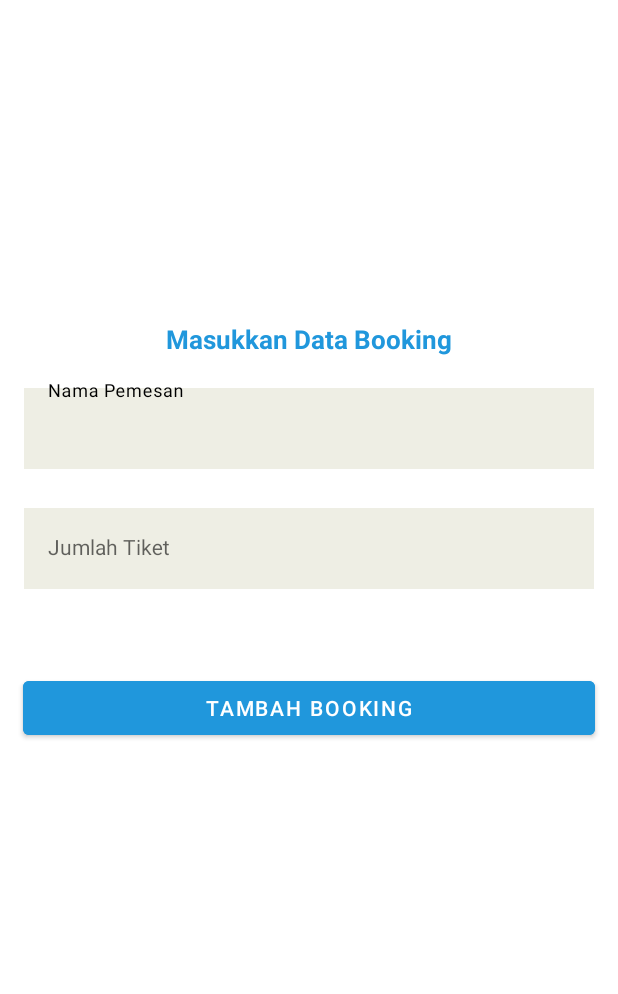
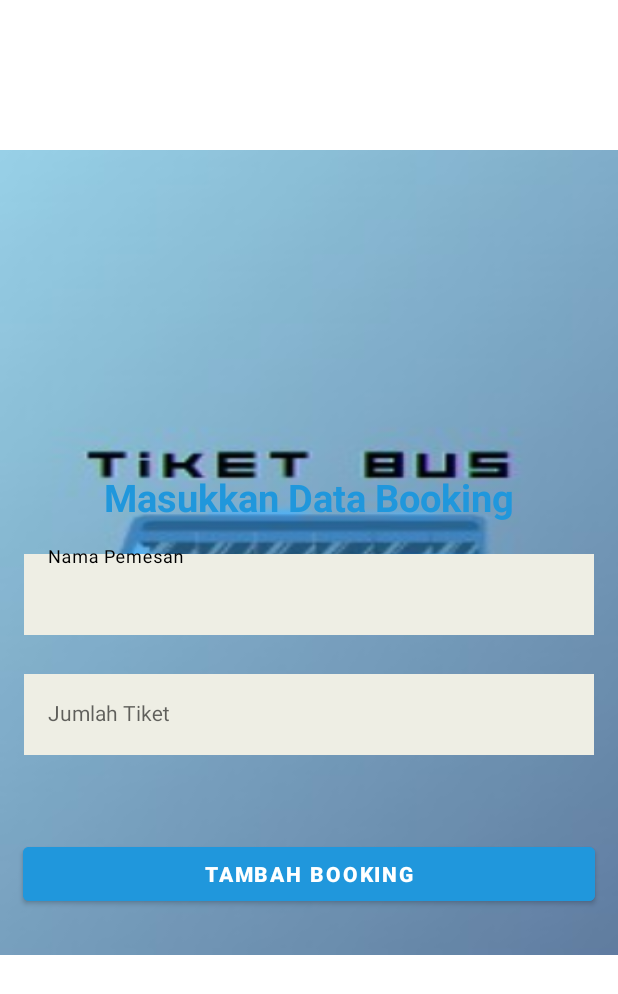
Before and after one commit to bintangfjulio/ayo_naik_bus, an Android app: the AddBookingActivity screen opened directly, with no data from a screen before it, on a phone screen of 412 x 824 dp. Shown: the top 994 px of the screen. Run offline under Robolectric (Android 15) with nearby library versions, the phone set to English and light mode, and no system bars; our stand-ins replace Firebase (no records; nobody signed in at launch, a user with empty details on screens opened directly).

Commit message:
penambahan ket

```diff
--- a/app/src/main/java/com/pnj/bus_ticket_booking/pemesan/CatalogAdapter.kt
+++ b/app/src/main/java/com/pnj/bus_ticket_booking/pemesan/CatalogAdapter.kt
@@ -17,9 +17,11 @@ import java.io.File
 
 class CatalogAdapter (private val catalogList: ArrayList<Catalog>) :
 RecyclerView.Adapter<CatalogAdapter.CatalogViewHolder>() {
+    //inisiasi variabel
     private lateinit var activity: AppCompatActivity
 
     class CatalogViewHolder(itemView: View) : RecyclerView.ViewHolder(itemView) {
+        //referensi elemen yang terdaoat pada layout ticket list laout
         val nama_bus: TextView = itemView.findViewById(R.id.TVLNamaBus)
         val harga: TextView = itemView.findViewById(R.id.TVLHarga)
         val tujuan: TextView = itemView.findViewById(R.id.TVLTujuan)
@@ -29,11 +31,14 @@ RecyclerView.Adapter<CatalogAdapter.CatalogViewHolder>() {
 
     override fun onCreateViewHolder(parent: ViewGroup, viewType: Int): CatalogViewHolder {
         val itemView = LayoutInflater.from(parent.context)
+                //nflate layout item tiket (ticket_list_layout)
             .inflate(R.layout.ticket_list_layout, parent, false)
+        //kembalikan
         return CatalogViewHolder(itemView)
     }
 
     override fun onBindViewHolder(holder: CatalogViewHolder, position: Int) {
+        //mengambil data dari catalog List
         val catalog: Catalog = catalogList[position]
         holder.nama_bus.text = "Bus: " + catalog.nama_bus
         holder.harga.text = "Harga: " +catalog.harga
--- a/app/src/main/res/layout/activity_add_booking.xml
+++ b/app/src/main/res/layout/activity_add_booking.xml
@@ -10,8 +10,18 @@
     <LinearLayout
         android:layout_width="match_parent"
         android:layout_height="wrap_content"
+        android:orientation="horizontal"
+        android:layout_marginTop="100dp"
+        android:background="@drawable/tiketbus"
+        >
+
+    <LinearLayout
+        android:layout_width="match_parent"
+        android:layout_height="wrap_content"
         android:orientation="vertical"
-        android:layout_marginTop="200dp">
+        android:layout_marginTop="200dp"
+
+        >
 
         <TextView
             android:layout_width="match_parent"
@@ -20,7 +30,7 @@
             android:gravity="center"
             android:text="Masukkan Data Booking"
             android:textColor="@color/blue"
-            android:textSize="17dp"
+            android:textSize="25dp"
             android:textStyle="bold" />
 
         <com.google.android.material.textfield.TextInputLayout
@@ -79,9 +89,11 @@
             android:layout_marginHorizontal="15dp"
             android:backgroundTint="@color/blue"
             android:text="Tambah Booking"
+            android:textStyle="bold"
             android:layout_marginBottom="30dp"
             android:textColor="#fff" />
 
     </LinearLayout>
+    </LinearLayout>
 
 </ScrollView>
--- a/app/src/main/res/layout/activity_booking.xml
+++ b/app/src/main/res/layout/activity_booking.xml
@@ -10,7 +10,8 @@
     <LinearLayout
         android:layout_width="match_parent"
         android:layout_height="match_parent"
-        android:orientation="vertical">
+        android:orientation="vertical"
+        android:background="@drawable/background_bus">
 
         <androidx.recyclerview.widget.RecyclerView
             android:id="@+id/booking_list_view"
@@ -18,7 +19,8 @@
             android:paddingTop="10dp"
             android:layout_width="match_parent"
             android:layout_height="match_parent"
-            tools:listitem="@layout/booking_list_layout" />
+            tools:listitem="@layout/booking_list_layout"
+           />
 
     </LinearLayout>
 
```
Also changed, not shown: app/src/main/java/com/pnj/bus_ticket_booking/pemesan/AddBookingActivity.kt (+8 -1 lines), app/src/main/java/com/pnj/bus_ticket_booking/pemesan/CatalogActivity.kt (+8 -5 lines), app/src/main/res/drawable/background_bus.jpg (added), app/src/main/res/drawable/tiketbus.jpg (added).
